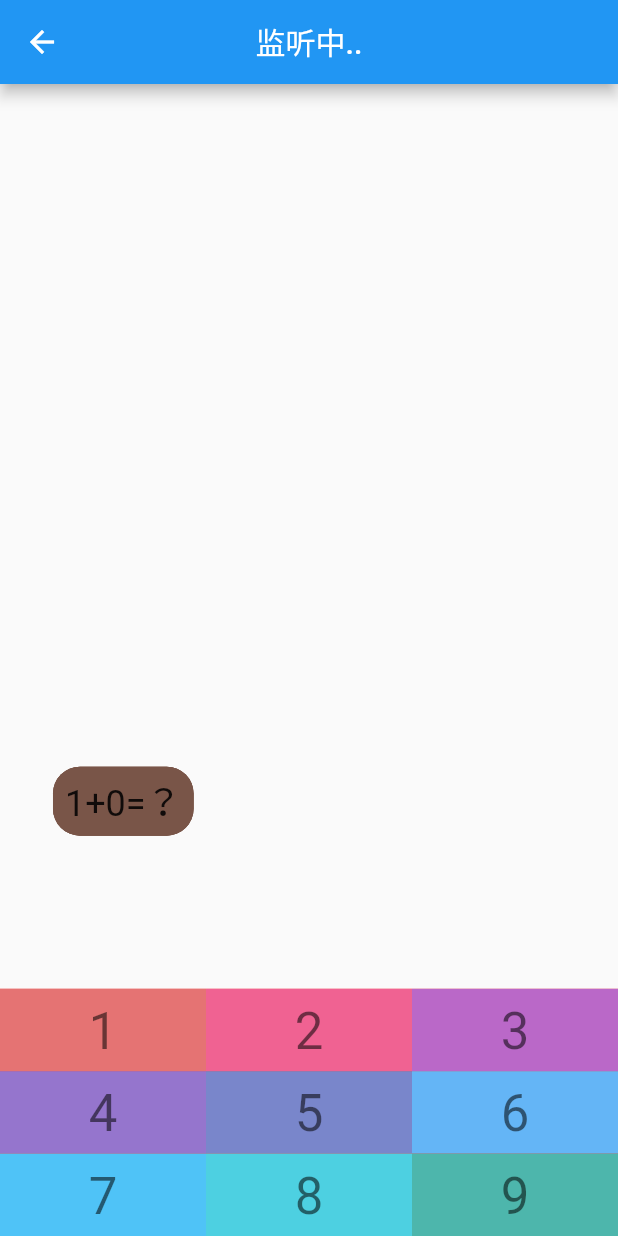
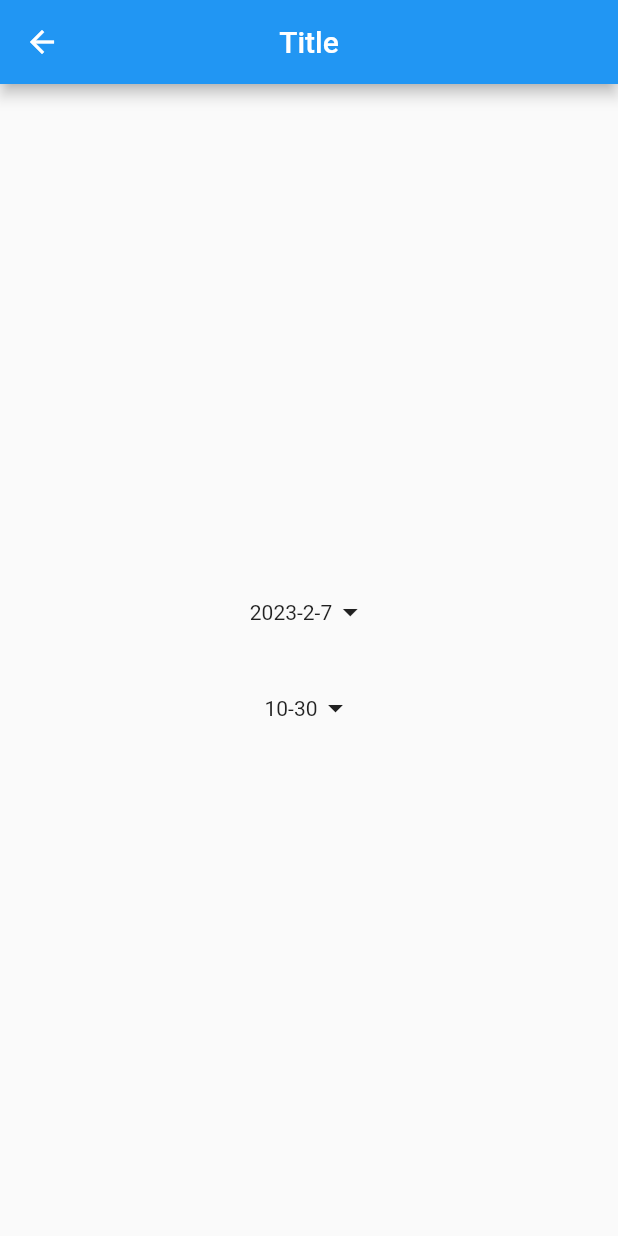
Before and after one commit to imnfeng/nfeng-flutter-demo, a Flutter app: the screen it shows after launch, on a phone screen of 412 x 824 dp. Run offline on Flutter 3.47's test engine with Material 2 defaults, Android fonts, the phone set to English and light mode, and no system bars; our stand-ins replace fluttertoast, photo_view; missing offline and left inert: dart:js.

Commit message:
feat: ShowDatePicker

```diff
--- a/lib/main.dart
+++ b/lib/main.dart
@@ -1,6 +1,7 @@
 import 'package:flutter/material.dart';
 import './routers/routers.dart';
 import './pages/tabs.dart';
+import 'package:flutter_localizations/flutter_localizations.dart';
 
 void main() {
   runApp(const MyApp());
@@ -19,8 +20,19 @@ class MyApp extends StatelessWidget {
         ),
       ),
       home: const Tabs(),
-      initialRoute: "/game",
+      initialRoute: "/showDatePicker",
       onGenerateRoute: onGenerateRoute,
+      //配置国际化
+      localizationsDelegates: const [
+        //此处
+        GlobalMaterialLocalizations.delegate,
+        GlobalWidgetsLocalizations.delegate,
+      ],
+      supportedLocales: const [
+        //此处
+        Locale('zh', 'CH'),
+        Locale('en', 'US'),
+      ],
     );
   }
 }
--- /dev/null
+++ b/lib/pages/form/showDatePicker.dart
@@ -0,0 +1,69 @@
+import 'package:flutter/material.dart';
+
+class ShowDateTimePickerPage extends StatefulWidget {
+  const ShowDateTimePickerPage({super.key});
+
+  @override
+  State<ShowDateTimePickerPage> createState() => _ShowDateTimePickerPageState();
+}
+
+class _ShowDateTimePickerPageState extends State<ShowDateTimePickerPage> {
+  late DateTime _dateTime = DateTime.now();
+  late TimeOfDay _time = TimeOfDay.now();
+  @override
+  Widget build(BuildContext context) {
+    return Scaffold(
+      appBar: AppBar(
+        title: const Text('Title'),
+      ),
+      body: Center(
+        child: Column(
+          mainAxisAlignment: MainAxisAlignment.center,
+          children: [
+            InkWell(
+              child: Row(
+                mainAxisAlignment: MainAxisAlignment.center,
+                children: [
+                  Text("${_dateTime.year}-${_dateTime.month}-${_dateTime.day}"),
+                  const Icon(Icons.arrow_drop_down),
+                ],
+              ),
+              onTap: () async {
+                DateTime? d = await showDatePicker(
+                  context: context,
+                  initialDate: _dateTime,
+                  firstDate: DateTime(1990, 1, 1),
+                  lastDate: DateTime(2035, 1, 1),
+                );
+                if (d != null) {
+                  setState(() {
+                    _dateTime = d;
+                  });
+                }
+              },
+            ),
+            const SizedBox(height: 40),
+            InkWell(
+              child: Row(
+                mainAxisAlignment: MainAxisAlignment.center,
+                children: [
+                  Text("${_time.hour}-${_time.minute}"),
+                  const Icon(Icons.arrow_drop_down),
+                ],
+              ),
+              onTap: () async {
+                TimeOfDay? timeDay = await showTimePicker(
+                  context: context,
+                  initialTime: _time,
+                );
+                setState(() {
+                  _time = timeDay!;
+                });
+              },
+            ),
+          ],
+        ),
+      ),
+    );
+  }
+}
--- a/lib/routers/routers.dart
+++ b/lib/routers/routers.dart
@@ -36,6 +36,8 @@ import '../pages/form/radio.dart';
 import '../pages/form/checkbox.dart';
 import '../pages/form/checkboxListTitle.dart';
 import '../pages/form/switch.dart';
+import '../pages/form/dateTime.dart';
+import '../pages/form/showDatePicker.dart';
 
 Map routes = {
   "/": (context) => const Tabs(),
@@ -69,6 +71,8 @@ Map routes = {
   "/checkbox": (context) => const CheckboxPage(),
   "/checkboxListTile": (context) => const CheckboxListTilePage(),
   "/switch": (context) => const SwitchPage(),
+  "/dateTime": (context) => const DateTimePage(),
+  "/showDatePicker": (context) => const ShowDateTimePickerPage(),
 };
 
 var onGenerateRoute = (RouteSettings settings) {
--- a/pubspec.yaml
+++ b/pubspec.yaml
@@ -30,6 +30,8 @@ environment:
 # versions available, run `flutter pub outdated`.
 dependencies:
   flutter:
+    sdk: flutter
+  flutter_localizations:
     sdk: flutter
 
   # The following adds the Cupertino Icons font to your application.
```
Also changed, not shown: lib/pages/form/dateTime.dart (added, +57 -0 lines), pubspec.lock.
